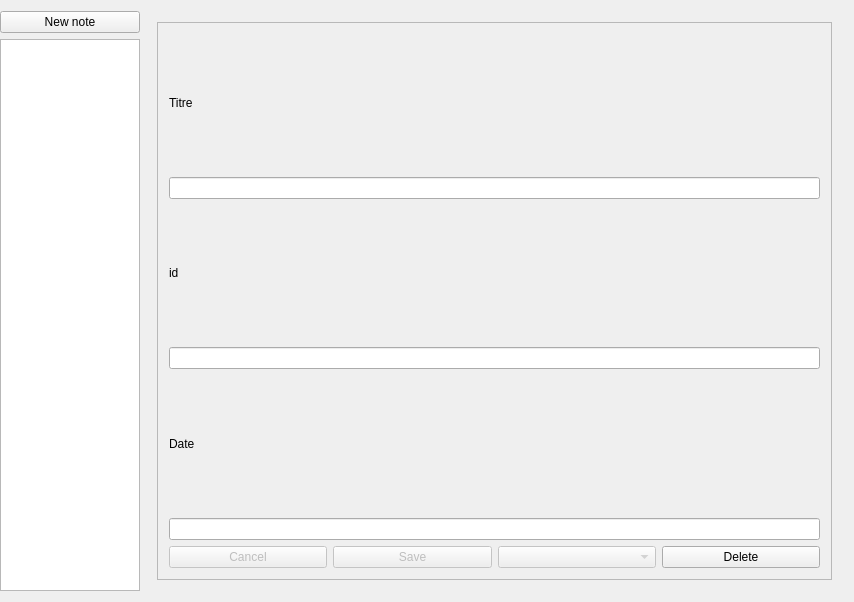
Above: PluriNotes/plurinotes.ui from guillaumejounel/PluriNotes before the change. Below: the same form after it.
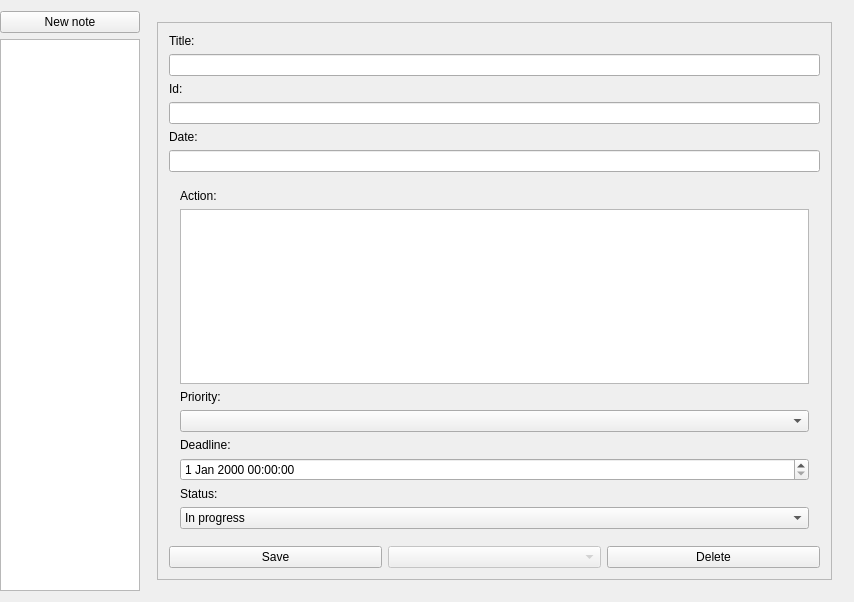
That is the form after the change. The open tabs and pages were chosen to show the change.

```diff
--- a/PluriNotes/plurinotes.ui
+++ b/PluriNotes/plurinotes.ui
@@ -60,7 +60,7 @@
               <item>
                <widget class="QLabel" name="titleDisplayLabel">
                 <property name="text">
-                 <string>Titre</string>
+                 <string>Title:</string>
                 </property>
                </widget>
               </item>
@@ -70,7 +70,7 @@
               <item>
                <widget class="QLabel" name="idDisplayLabel">
                 <property name="text">
-                 <string>id</string>
+                 <string>Id:</string>
                 </property>
                </widget>
               </item>
@@ -80,7 +80,7 @@
               <item>
                <widget class="QLabel" name="dateDisplayLabel">
                 <property name="text">
-                 <string>Date</string>
+                 <string>Date:</string>
                 </property>
                </widget>
               </item>
@@ -88,24 +88,141 @@
                <widget class="QLineEdit" name="dateDisplayLineEdit"/>
               </item>
               <item>
-               <layout class="QVBoxLayout" name="customDisplayWidgets"/>
+               <widget class="QStackedWidget" name="noteTypeDisplay">
+                <property name="currentIndex">
+                 <number>0</number>
+                </property>
+                <widget class="QWidget" name="articleDisplay">
+                 <layout class="QVBoxLayout" name="verticalLayout_4">
+                  <item>
+                   <widget class="QLabel" name="articleDisplayContentLabel">
+                    <property name="text">
+                     <string>Content:</string>
+                    </property>
+                   </widget>
+                  </item>
+                  <item>
+                   <widget class="QPlainTextEdit" name="articleDisplayContent"/>
+                  </item>
+                 </layout>
+                </widget>
+                <widget class="QWidget" name="taskDisplay">
+                 <layout class="QVBoxLayout" name="verticalLayout_8">
+                  <item>
+                   <widget class="QLabel" name="taskDisplayActionLabel">
+                    <property name="text">
+                     <string>Action:</string>
+                    </property>
+                   </widget>
+                  </item>
+                  <item>
+                   <widget class="QTextEdit" name="taskDisplayAction"/>
+                  </item>
+                  <item>
+                   <widget class="QLabel" name="taskDisplayPriorityLabel">
+                    <property name="text">
+                     <string>Priority:</string>
+                    </property>
+                   </widget>
+                  </item>
+                  <item>
+                   <widget class="QComboBox" name="taskDisplayPriority">
+                    <item>
+                     <property name="text">
+                      <string/>
+                     </property>
+                    </item>
+                    <item>
+                     <property name="text">
+                      <string>Low</string>
+                     </property>
+                    </item>
+                    <item>
+                     <property name="text">
+                      <string>Normal</string>
+                     </property>
+                    </item>
+                    <item>
+                     <property name="text">
+                      <string>High</string>
+                     </property>
+                    </item>
+                   </widget>
+                  </item>
+                  <item>
+                   <widget class="QLabel" name="taskDisplayDeadlineLabel">
+                    <property name="text">
+                     <string>Deadline:</string>
+                    </property>
+                   </widget>
+                  </item>
+                  <item>
+                   <widget class="QDateTimeEdit" name="taskDisplayDeadline"/>
+                  </item>
+                  <item>
+                   <widget class="QLabel" name="taskDisplayStatusLabel">
+                    <property name="text">
+                     <string>Status:</string>
+                    </property>
+                   </widget>
+                  </item>
+                  <item>
+                   <widget class="QComboBox" name="taskDisplayStatus">
+                    <item>
+                     <property name="text">
+                      <string>In progress</string>
+                     </property>
+                    </item>
+                    <item>
+                     <property name="text">
+                      <string>Pending</string>
+                     </property>
+                    </item>
+                    <item>
+                     <property name="text">
+                      <string>Done</string>
+                     </property>
+                    </item>
+                   </widget>
+                  </item>
+                 </layout>
+                </widget>
+                <widget class="QWidget" name="fileDisplay">
+                 <layout class="QVBoxLayout" name="verticalLayout_6">
+                  <item>
+                   <widget class="QLabel" name="fileDisplayDescriptionLabel">
+                    <property name="text">
+                     <string>Description:</string>
+                    </property>
+                   </widget>
+                  </item>
+                  <item>
+                   <widget class="QTextEdit" name="fileDisplayDescription"/>
+                  </item>
+                  <item>
+                   <widget class="QLabel" name="fileDisplayFileLabel">
+                    <property name="text">
+                     <string>File:</string>
+                    </property>
+                   </widget>
+                  </item>
+                  <item>
+                   <widget class="QPushButton" name="fileDisplayFile">
+                    <property name="text">
+                     <string>Open file</string>
+                    </property>
+                   </widget>
+                  </item>
+                 </layout>
+                </widget>
+               </widget>
               </item>
               <item>
                <layout class="QHBoxLayout" name="horizontalLayout_3">
-                <item>
-                 <widget class="QPushButton" name="buttonCancelEditArticle">
-                  <property name="enabled">
-                   <bool>false</bool>
-                  </property>
-                  <property name="text">
-                   <string>Cancel</string>
-                  </property>
-                 </widget>
-                </item>
                 <item>
                  <widget class="QPushButton" name="buttonSaveEditArticle">
                   <property name="enabled">
-                   <bool>false</bool>
+                   <bool>true</bool>
                   </property>
                   <property name="text">
                    <string>Save</string>
```
Left out of the diff: 141 changed lines with no effect on the pictures.
